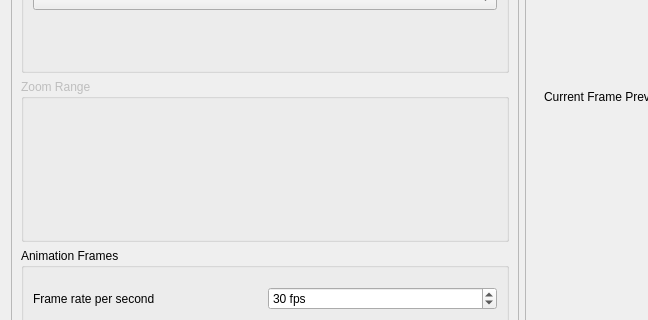
timlinux/QGISAnimationWorkbench, file ui/animation_workbench_base.ui: the form before one commit; both pictures show x 0 to 648 and y 179 to 499 of the 1080 by 830 pixel window.
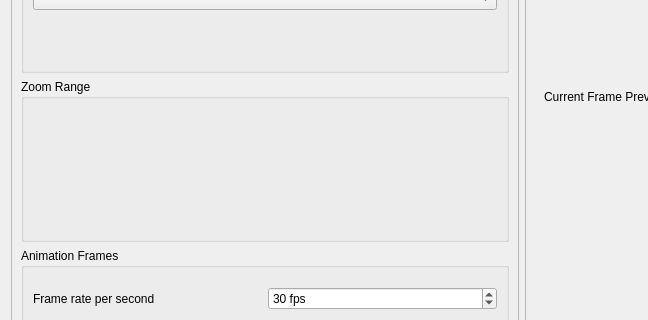
The form after the commit. Custom widgets are drawn as their Qt base class.

Commit message: Fix initial state of easing type

Diff of the .ui file:
```diff
--- a/ui/animation_workbench_base.ui
+++ b/ui/animation_workbench_base.ui
@@ -88,7 +88,7 @@
           <item row="1" column="0">
            <widget class="QGroupBox" name="zoom_range_group">
             <property name="enabled">
-             <bool>false</bool>
+             <bool>true</bool>
             </property>
             <property name="toolTip">
              <string>The scale range that the animation should 
```
The commit also changes 2 other files.
